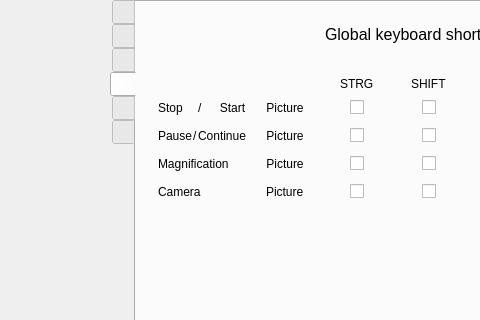
This is src/formMainWindow.ui in vkohaupt/vokoscreenNG as Qt 5 draws it before an edit; both pictures show x 0 to 480 and y 0 to 320 of the 702 by 468 pixel window. The edited form follows.
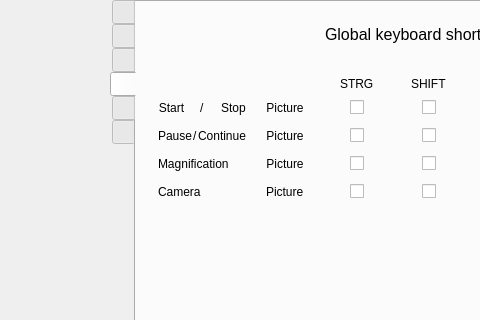
This is the edited form. Icons and pictures are not drawn.

Commit message: global shortcut

The edit to the form file:
```diff
--- a/src/formMainWindow.ui
+++ b/src/formMainWindow.ui
@@ -3637,10 +3637,10 @@
              </item>
              <item row="1" column="0">
               <layout class="QHBoxLayout" name="horizontalLayout_50">
-               <item alignment="Qt::AlignHCenter">
-                <widget class="QLabel" name="label_44">
+               <item alignment="Qt::AlignRight">
+                <widget class="QLabel" name="label_43">
                  <property name="text">
-                  <string>Stop</string>
+                  <string>Start</string>
                  </property>
                  <property name="alignment">
                   <set>Qt::AlignCenter</set>
@@ -3654,10 +3654,10 @@
                  </property>
                 </widget>
                </item>
-               <item alignment="Qt::AlignHCenter">
-                <widget class="QLabel" name="label_43">
+               <item alignment="Qt::AlignLeft">
+                <widget class="QLabel" name="label_44">
                  <property name="text">
-                  <string>Start</string>
+                  <string>Stop</string>
                  </property>
                  <property name="alignment">
                   <set>Qt::AlignCenter</set>
```
Left out of the diff: 4 changed lines with no effect on the pictures.
